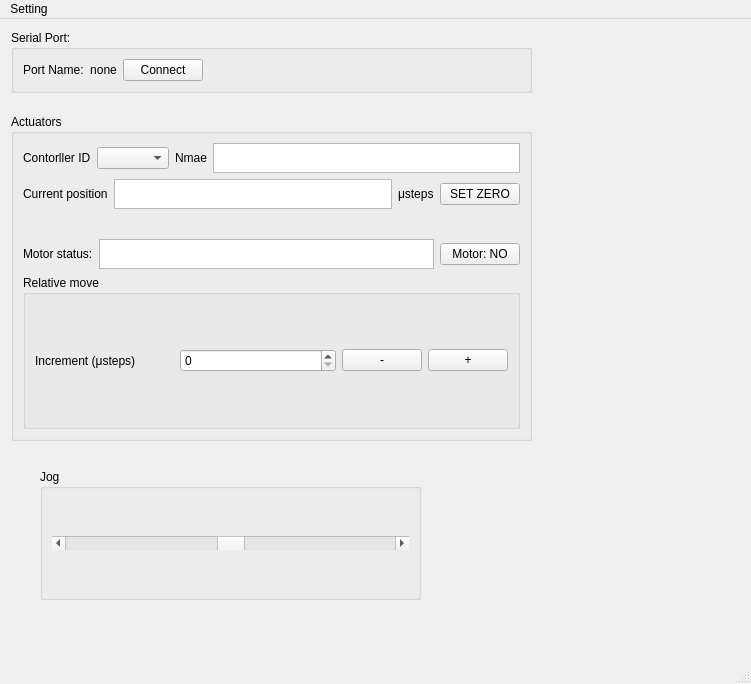
Old version of the form mainwindow.ui in the repository maruta01/NanoPiezoActuator.
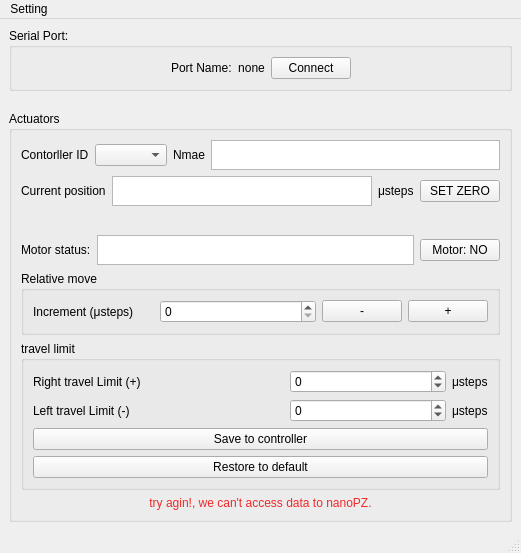
New version of the form.

Commit message: add limit and restore actuator

Diff of the .ui file:
```diff
--- a/mainwindow.ui
+++ b/mainwindow.ui
@@ -6,23 +6,16 @@
    <rect>
     <x>0</x>
     <y>0</y>
-    <width>751</width>
-    <height>684</height>
+    <width>521</width>
+    <height>553</height>
    </rect>
   </property>
   <property name="windowTitle">
    <string>MainWindow</string>
   </property>
   <widget class="QWidget" name="centralwidget">
-   <widget class="QWidget" name="layoutWidget">
-    <property name="geometry">
-     <rect>
-      <x>11</x>
-      <y>11</y>
-      <width>521</width>
-      <height>411</height>
-     </rect>
-    </property>
+   <layout class="QVBoxLayout" name="verticalLayout_6">
+    <item>
     <layout class="QVBoxLayout" name="verticalLayout">
      <item>
       <widget class="QGroupBox" name="groupBox">
@@ -30,6 +23,19 @@
         <string>Serial Port:</string>
        </property>
        <layout class="QHBoxLayout" name="horizontalLayout">
+         <item>
+          <spacer name="horizontalSpacer_4">
+           <property name="orientation">
+            <enum>Qt::Horizontal</enum>
+           </property>
+           <property name="sizeHint" stdset="0">
+            <size>
+             <width>40</width>
+             <height>20</height>
+            </size>
+           </property>
+          </spacer>
+         </item>
         <item>
          <widget class="QLabel" name="serialport_label">
           <property name="text">
@@ -291,55 +297,166 @@
           </layout>
          </widget>
         </item>
-       </layout>
-      </widget>
-     </item>
-    </layout>
-   </widget>
-   <widget class="QGroupBox" name="groupBox_3">
-    <property name="geometry">
-     <rect>
-      <x>40</x>
-      <y>450</y>
-      <width>381</width>
-      <height>131</height>
-     </rect>
-    </property>
+         <item>
+          <widget class="QGroupBox" name="limit_groupBox">
     <property name="title">
-     <string>Jog</string>
-    </property>
-    <layout class="QVBoxLayout" name="verticalLayout_4">
+            <string>travel limit</string>
+           </property>
+           <layout class="QVBoxLayout" name="verticalLayout_5">
      <item>
-      <widget class="QScrollBar" name="horizontalScrollBar">
+             <layout class="QHBoxLayout" name="horizontalLayout_7">
+              <item>
+               <widget class="QLabel" name="right_travel_limit_label">
+                <property name="text">
+                 <string>Right travel Limit (+)</string>
+                </property>
+               </widget>
+              </item>
+              <item>
+               <spacer name="horizontalSpacer_2">
+                <property name="orientation">
+                 <enum>Qt::Horizontal</enum>
+                </property>
+                <property name="sizeHint" stdset="0">
+                 <size>
+                  <width>40</width>
+                  <height>20</height>
+                 </size>
+                </property>
+               </spacer>
+              </item>
+              <item>
+               <widget class="QSpinBox" name="right_travel_limit_spinBox">
+                <property name="minimumSize">
+                 <size>
+                  <width>156</width>
+                  <height>0</height>
+                 </size>
+                </property>
+                <property name="minimum">
+                 <number>-10000000</number>
+                </property>
        <property name="maximum">
-        <number>14</number>
-       </property>
-       <property name="pageStep">
-        <number>1</number>
+                 <number>10000000</number>
+                </property>
+               </widget>
+              </item>
+              <item>
+               <widget class="QLabel" name="usteps_label_3">
+                <property name="text">
+                 <string>μsteps</string>
+                </property>
+               </widget>
+              </item>
+             </layout>
+            </item>
+            <item>
+             <layout class="QHBoxLayout" name="horizontalLayout_8">
+              <item>
+               <widget class="QLabel" name="left_travel_limit_label">
+                <property name="text">
+                 <string>Left travel Limit (-)</string>
+                </property>
+               </widget>
+              </item>
+              <item>
+               <spacer name="horizontalSpacer_3">
+                <property name="orientation">
+                 <enum>Qt::Horizontal</enum>
+                </property>
+                <property name="sizeHint" stdset="0">
+                 <size>
+                  <width>40</width>
+                  <height>20</height>
+                 </size>
+                </property>
+               </spacer>
+              </item>
+              <item>
+               <widget class="QSpinBox" name="left_travel_limit_spinBox">
+                <property name="minimumSize">
+                 <size>
+                  <width>156</width>
+                  <height>0</height>
+                 </size>
+                </property>
+                <property name="minimum">
+                 <number>-10000000</number>
+                </property>
+                <property name="maximum">
+                 <number>10000000</number>
        </property>
        <property name="value">
-        <number>7</number>
-       </property>
-       <property name="tracking">
-        <bool>true</bool>
-       </property>
-       <property name="orientation">
-        <enum>Qt::Horizontal</enum>
-       </property>
-       <property name="invertedAppearance">
-        <bool>true</bool>
+                 <number>0</number>
+                </property>
+               </widget>
+              </item>
+              <item>
+               <widget class="QLabel" name="usteps_label_2">
+                <property name="text">
+                 <string>μsteps</string>
+                </property>
+               </widget>
+              </item>
+             </layout>
+            </item>
+            <item>
+             <layout class="QHBoxLayout" name="horizontalLayout_9">
+              <item>
+               <layout class="QVBoxLayout" name="verticalLayout_4">
+                <item>
+                 <widget class="QPushButton" name="save_limit_pushButton">
+                  <property name="text">
+                   <string>Save to controller</string>
+                  </property>
+                 </widget>
+                </item>
+                <item>
+                 <widget class="QPushButton" name="restore_default_pushButton">
+                  <property name="text">
+                   <string>Restore to default</string>
        </property>
       </widget>
      </item>
     </layout>
-   </widget>
+              </item>
+             </layout>
+            </item>
+           </layout>
+          </widget>
+         </item>
+         <item>
+          <widget class="QLabel" name="warning_label">
+           <property name="styleSheet">
+            <string notr="true">color: rgb(239, 41, 41);</string>
+           </property>
+           <property name="text">
+            <string>try agin!, we can't access data to nanoPZ.</string>
+           </property>
+           <property name="textFormat">
+            <enum>Qt::AutoText</enum>
+           </property>
+           <property name="alignment">
+            <set>Qt::AlignCenter</set>
+           </property>
+           <property name="wordWrap">
+            <bool>false</bool>
+           </property>
+          </widget>
+         </item>
+        </layout>
+       </widget>
+      </item>
+     </layout>
+    </item>
+   </layout>
   </widget>
   <widget class="QMenuBar" name="menubar">
    <property name="geometry">
     <rect>
      <x>0</x>
      <y>0</y>
-     <width>751</width>
+     <width>521</width>
      <height>20</height>
     </rect>
    </property>
```
Lines whose indentation alone changed are shown as unchanged. The commit also changes 4 other files.
